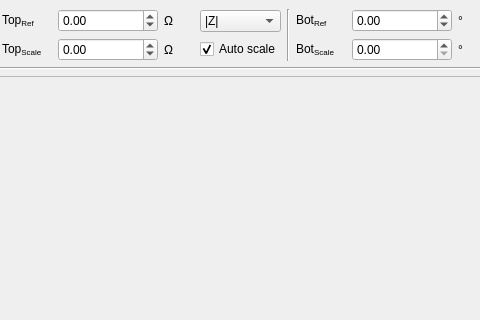
derlucae98/8751A_loop_gain_phase_gui, file impedance.ui: the form before one commit; both pictures show x 428 to 908 and y 0 to 320 of the 1440 by 811 pixel window.
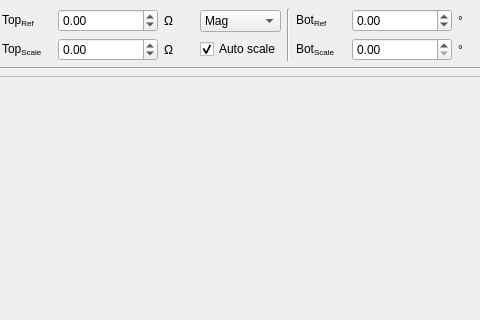
The form after the commit. Icons and pictures are not drawn.

```diff
--- a/impedance.ui
+++ b/impedance.ui
@@ -348,6 +348,11 @@
            <layout class="QHBoxLayout" name="horizontalLayout">
             <item>
              <widget class="QComboBox" name="view_top">
+              <item>
+               <property name="text">
+                <string>Mag</string>
+               </property>
+              </item>
               <item>
                <property name="text">
                 <string>|Z|</string>
```
Left out of the diff: 7 changed lines with no effect on the pictures.
